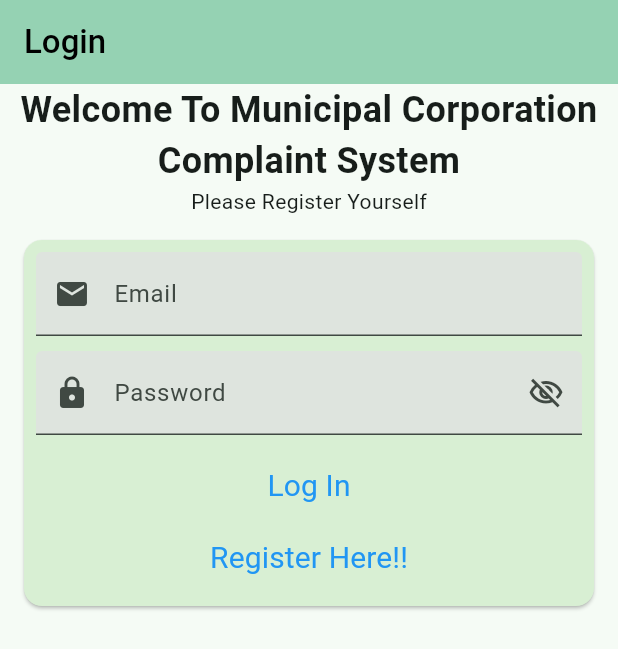
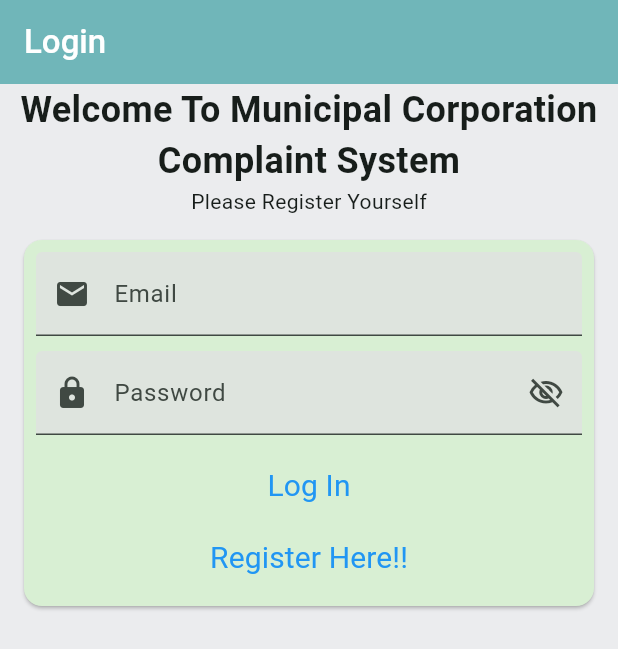
Before and after one commit to Omkar-t06/My_MCMS_App, a Flutter app: the screen it shows after launch, after a tap on "Already Registered? Login Here", on a phone screen of 412 x 824 dp. Shown: the top 649 px of the screen. Run offline on Flutter 3.47's test engine with Material 3 defaults, Android fonts, the phone set to English and light mode, and no system bars; our stand-ins replace firebase_auth, firebase_core; accounts and stored records are empty; network calls fail.

Commit message:
Register Logic

```diff
--- a/lib/constants/colors.dart
+++ b/lib/constants/colors.dart
@@ -4,5 +4,7 @@ class ColorPalette {
   static const Color primary = Color.fromRGBO(149, 210, 179, 1);
   static const Color primaryVariant = Color.fromRGBO(125, 200, 27, 1);
   static const Color secondary = Color.fromRGBO(85, 173, 155, 1);
-  static const Color background = Color.fromRGBO(216, 239, 211, 1);
+  static const Color backgroundVariance = Color.fromRGBO(216, 239, 211, 1);
+  static const Color background = Color(0xffebecee);
+  static const navBarColor = Color.fromARGB(223, 94, 174, 177);
 }
--- /dev/null
+++ b/lib/constants/text_style.dart
@@ -0,0 +1,12 @@
+import 'package:flutter/material.dart';
+
+const TextStyle titleTextStyle = TextStyle(
+  fontSize: 24,
+  fontWeight: FontWeight.bold,
+);
+
+const TextStyle buttonTextStyle = TextStyle(
+  color: Colors.blue,
+  fontSize: 20,
+  fontWeight: FontWeight.w400,
+);
--- a/lib/widgets/custom_appbar.dart
+++ b/lib/utils/widgets/custom_appbar.dart
@@ -6,10 +6,10 @@ customAppBar({required String titleText}) {
     title: Text(
       titleText,
       style: const TextStyle(
-        color: Colors.black,
+        color: Colors.white,
         fontWeight: FontWeight.w500,
       ),
     ),
-    backgroundColor: ColorPalette.primary,
+    backgroundColor: ColorPalette.navBarColor,
   );
 }
--- a/lib/widgets/title_text.dart
+++ b/lib/utils/widgets/title_text.dart
@@ -1,4 +1,5 @@
 import 'package:flutter/material.dart';
+import 'package:my_mcms/constants/text_style.dart';
 
 class TitleText extends StatelessWidget {
   final String data;
@@ -9,10 +10,7 @@ class TitleText extends StatelessWidget {
     return Text(
       data,
       textAlign: TextAlign.center,
-      style: const TextStyle(
-        fontSize: 24,
-        fontWeight: FontWeight.bold,
-      ),
+      style: titleTextStyle,
     );
   }
 }
--- a/lib/views/login_view.dart
+++ b/lib/views/login_view.dart
@@ -1,10 +1,11 @@
 import 'package:firebase_auth/firebase_auth.dart';
 import 'package:flutter/material.dart';
 import 'package:my_mcms/constants/colors.dart';
+import 'package:my_mcms/constants/text_style.dart';
 import 'package:my_mcms/views/registration_view.dart';
-import 'package:my_mcms/widgets/auth_textfield.dart';
-import 'package:my_mcms/widgets/custom_appbar.dart';
-import 'package:my_mcms/widgets/title_text.dart';
+import 'package:my_mcms/utils/widgets/auth_textfield.dart';
+import 'package:my_mcms/utils/widgets/custom_appbar.dart';
+import 'package:my_mcms/utils/widgets/title_text.dart';
 
 class LoginView extends StatefulWidget {
   static const String route = '/login';
@@ -28,6 +29,7 @@ class _LoginViewState extends State<LoginView> {
   @override
   Widget build(BuildContext context) {
     return Scaffold(
+      backgroundColor: ColorPalette.background,
       appBar: customAppBar(titleText: "Login"),
       body: Column(
         children: [
@@ -42,7 +44,7 @@ class _LoginViewState extends State<LoginView> {
           Padding(
             padding: const EdgeInsets.all(12.0),
             child: Card(
-              color: ColorPalette.background,
+              color: ColorPalette.backgroundVariance,
               child: Padding(
                 padding: const EdgeInsets.all(8.0),
                 child: Column(
@@ -70,14 +72,7 @@ class _LoginViewState extends State<LoginView> {
                           password: _passwordController.text,
                         );
                       },
-                      child: const Text(
-                        "Log In",
-                        style: TextStyle(
-                          color: Colors.blue,
-                          fontSize: 20,
-                          fontWeight: FontWeight.w400,
-                        ),
-                      ),
+                      child: const Text("Log In", style: buttonTextStyle),
                     ),
                     TextButton(
                       onPressed: () {
@@ -89,11 +84,7 @@ class _LoginViewState extends State<LoginView> {
                       },
                       child: const Text(
                         "Register Here!!",
-                        style: TextStyle(
-                          color: Colors.blue,
-                          fontSize: 20,
-                          fontWeight: FontWeight.w400,
-                        ),
+                        style: buttonTextStyle,
                       ),
                     ),
                   ],
--- a/lib/views/registration_view.dart
+++ b/lib/views/registration_view.dart
@@ -1,10 +1,15 @@
+// ignore_for_file: use_build_context_synchronously
+
 import 'package:firebase_auth/firebase_auth.dart';
 import 'package:flutter/material.dart';
 import 'package:my_mcms/constants/colors.dart';
+import 'package:my_mcms/constants/text_style.dart';
+import 'package:my_mcms/utils/message_widget/show_otp_dialog.dart';
+import 'package:my_mcms/utils/message_widget/show_snackbar.dart';
 import 'package:my_mcms/views/login_view.dart';
-import 'package:my_mcms/widgets/auth_textfield.dart';
-import 'package:my_mcms/widgets/custom_appbar.dart';
-import 'package:my_mcms/widgets/title_text.dart';
+import 'package:my_mcms/utils/widgets/auth_textfield.dart';
+import 'package:my_mcms/utils/widgets/custom_appbar.dart';
+import 'package:my_mcms/utils/widgets/title_text.dart';
 
 enum RegistrationOptions { email, phoneNo }
 
@@ -36,10 +41,42 @@ class _RegistrationViewState extends State<RegistrationView> {
     });
   }
 
+  Future<void> phoneSignIn(BuildContext context, String phoneNo) async {
+    TextEditingController codeController = TextEditingController();
+    await FirebaseAuth.instance.verifyPhoneNumber(
+      phoneNumber: phoneNo,
+      verificationCompleted: (PhoneAuthCredential credential) async {
+        await FirebaseAuth.instance.signInWithCredential(credential);
+      },
+      verificationFailed: (e) {
+        showSnackBar(
+          context,
+          e.message ?? 'An error occurred. Please try again later.',
+        );
+      },
+      codeSent: ((String verificationId, int? refreshToken) {
+        showOTPDialog(
+          context: context,
+          controller: codeController,
+          onPressed: () async {
+            PhoneAuthCredential credentials = PhoneAuthProvider.credential(
+              verificationId: verificationId,
+              smsCode: codeController.text.trim(),
+            );
+            await FirebaseAuth.instance.signInWithCredential(credentials);
+            Navigator.of(context).pop();
+          },
+        );
+      }),
+      codeAutoRetrievalTimeout: (String verificationId) {},
+    );
+  }
+
   @override
   Widget build(BuildContext context) {
     var currentWidth = MediaQuery.of(context).size.width;
     return Scaffold(
+      backgroundColor: ColorPalette.background,
       appBar: customAppBar(titleText: "Registration"),
       body: Column(
         children: [
@@ -49,7 +86,7 @@ class _RegistrationViewState extends State<RegistrationView> {
           Padding(
             padding: const EdgeInsets.all(8.0),
             child: Card(
-              color: ColorPalette.background,
+              color: ColorPalette.backgroundVariance,
               child: Column(
                 children: [
                   const Text("Register Using:"),
@@ -86,14 +123,14 @@ class _RegistrationViewState extends State<RegistrationView> {
           Container(
             padding: const EdgeInsets.all(8.0),
             child: Card(
-              color: ColorPalette.background,
+              color: ColorPalette.backgroundVariance,
               child: Padding(
                 padding: const EdgeInsets.all(8.0),
                 child: Column(
                   children: [
                     if (_options == RegistrationOptions.phoneNo)
                       IdCredencialTextField(
-                        controller: _emailController,
+                        controller: _phoneController,
                         keyboardType: TextInputType.phone,
                         hintText: 'Enter your phone number',
                         label: 'Phone Number',
@@ -125,21 +162,15 @@ class _RegistrationViewState extends State<RegistrationView> {
                             password: _passwordController.text,
                           );
                         } else {
-                          try {} catch (e) {
-                            SnackBar(
-                              content: Text(e.toString()),
-                            );
+                          try {
+                            await phoneSignIn(
+                                context, _phoneController.text.trim());
+                          } catch (e) {
+                            showSnackBar(context, e.toString());
                           }
                         }
                       },
-                      child: const Text(
-                        "Register",
-                        style: TextStyle(
-                          color: Colors.blue,
-                          fontSize: 20,
-                          fontWeight: FontWeight.w400,
-                        ),
-                      ),
+                      child: const Text("Register", style: buttonTextStyle),
                     ),
                     TextButton(
                       onPressed: () {
@@ -151,11 +182,7 @@ class _RegistrationViewState extends State<RegistrationView> {
                       },
                       child: const Text(
                         "Already Registered? Login Here",
-                        style: TextStyle(
-                          color: Colors.blue,
-                          fontSize: 20,
-                          fontWeight: FontWeight.w400,
-                        ),
+                        style: buttonTextStyle,
                       ),
                     ),
                   ],
```
Also changed, not shown: lib/utils/message_widget/show_otp_dialog.dart (added, +31 -0 lines), lib/utils/message_widget/show_snackbar.dart (added, +7 -0 lines), lib/utils/widgets/auth_textfield.dart (renamed from lib/widgets/auth_textfield.dart).
